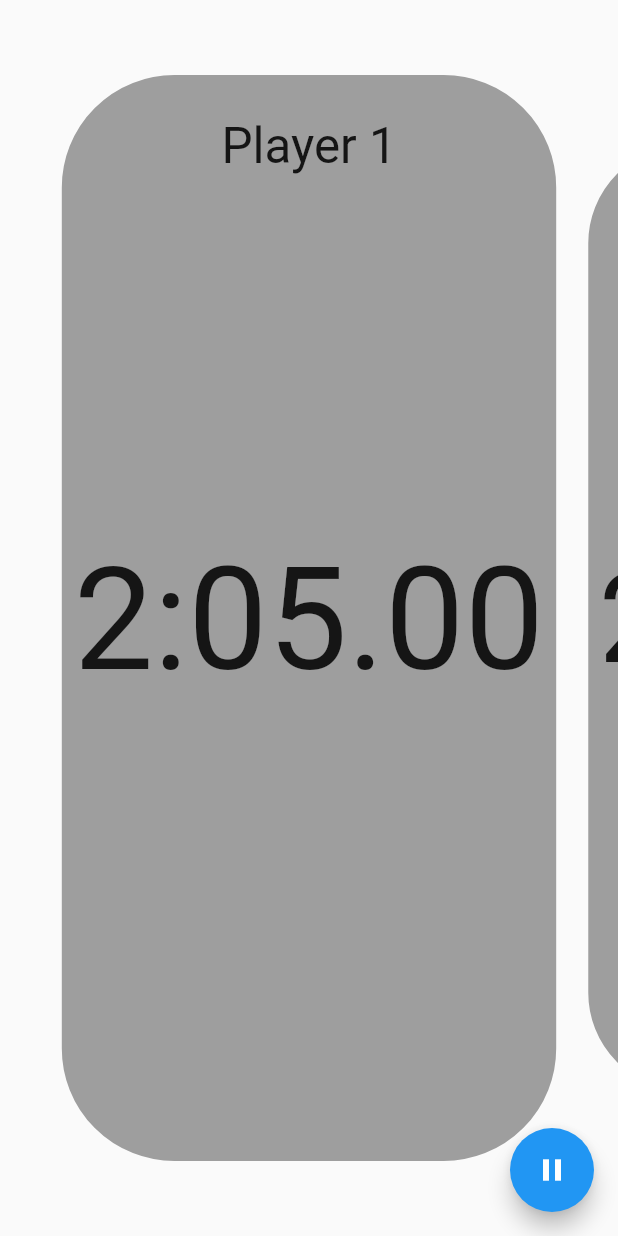
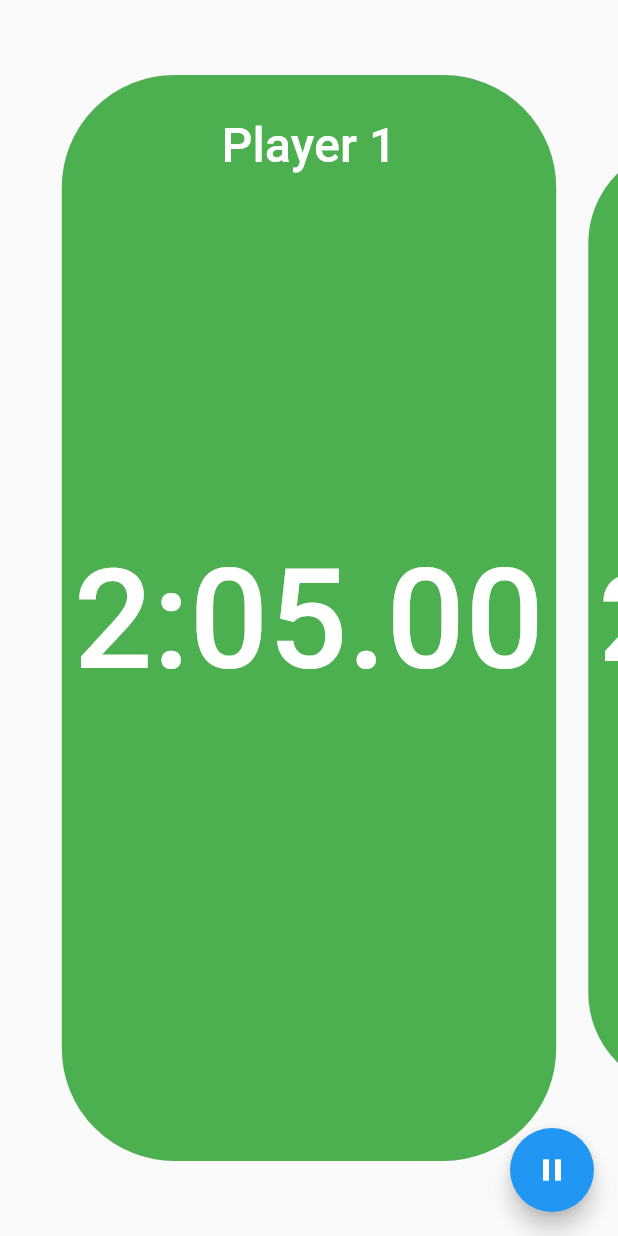
Before and after one commit to OleKN/GameTimer, a Flutter app: the screen it shows after launch, after a tap on the "play arrow" icon, on a phone screen of 412 x 824 dp. Run offline on Flutter 3.47's test engine with Material 2 defaults, Android fonts, the light colour scheme and no system bars; drawn by our look-alikes of carousel_slider; missing offline and left inert: pausable_timer.

Commit message:
Fixed bgcolor

```diff
--- a/lib/main.dart
+++ b/lib/main.dart
@@ -57,12 +57,20 @@
   var increment = 5.0;
   final Function() notifyParent;
   late PausableTimer timer;
-  var name = "Player 1";
+  var name = "Player";
+  Color bgColor = Colors.red;
+  Color textColor = Colors.green;
 
-  Player({required this.notifyParent}) {
+
+  void setBgColor(Color color){
+    bgColor = color;
+    textColor = color.computeLuminance() < 0.5 ? Colors.white : Colors.black;
+  }
+
+  Player(this.name, {required this.notifyParent}) {
     print("Hello");
     timer = PausableTimer(Duration(milliseconds: 10), handleTimeout);
-    //timer.start();
+    setBgColor(Colors.green);
   }
 
   void handleTimeout() {
@@ -110,6 +118,7 @@
   var _gameIsRunning = false;
   var _gameHasStarted = false;
   int _index = 0;
+
   CarouselController buttonCarouselController = CarouselController();
   TextEditingController _textFieldController = TextEditingController();
 
@@ -118,8 +127,8 @@
   }
 
   late List<Player> players = [
-    Player(notifyParent: refresh),
-    Player(notifyParent: refresh)
+    Player("Player 1", notifyParent: refresh),
+    Player("Player 2", notifyParent: refresh)
   ];
 
   @override
@@ -168,9 +177,9 @@
         width: MediaQuery.of(context).size.width,
         margin: EdgeInsets.symmetric(horizontal: 0.0, vertical: 50),
         decoration: BoxDecoration(
-          color: Colors.grey,
+          color: player.bgColor,
           border: Border.all(
-            color: Colors.grey,
+            color: player.bgColor,
             width: 8,
           ),
           borderRadius: BorderRadius.circular(75),
@@ -186,7 +195,13 @@
                   child: FittedBox(
                     alignment: Alignment.topCenter,
                     fit: BoxFit.fitWidth,
-                    child: Text(player.name),
+                    child: Text(
+                        player.name,
+                      style: Theme.of(context).textTheme.bodyText1?.copyWith(
+                        color: player.textColor
+                      ),
+                    )
+                    ,
                   )),
             ),
             FittedBox(
@@ -194,6 +209,9 @@
               fit: BoxFit.fitWidth,
               child: Text(
                 player.formattedTime(),
+                style: Theme.of(context).textTheme.bodyText1?.copyWith(
+                    color: player.textColor
+                ),
               ),
             ),
           ],
@@ -275,7 +293,7 @@
   }
 
   addPlayer() {
-    players.add(Player(notifyParent: refresh));
+    players.add(Player("Player " + (players.length + 1).toString(), notifyParent: refresh));
     setState(() {
       //buttonCarouselController.animateToPage(players.length-1);
     });
```
